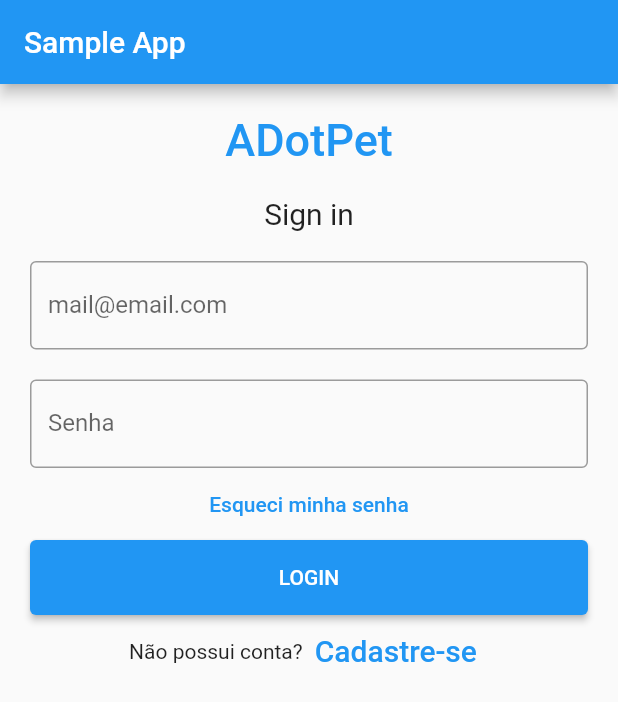
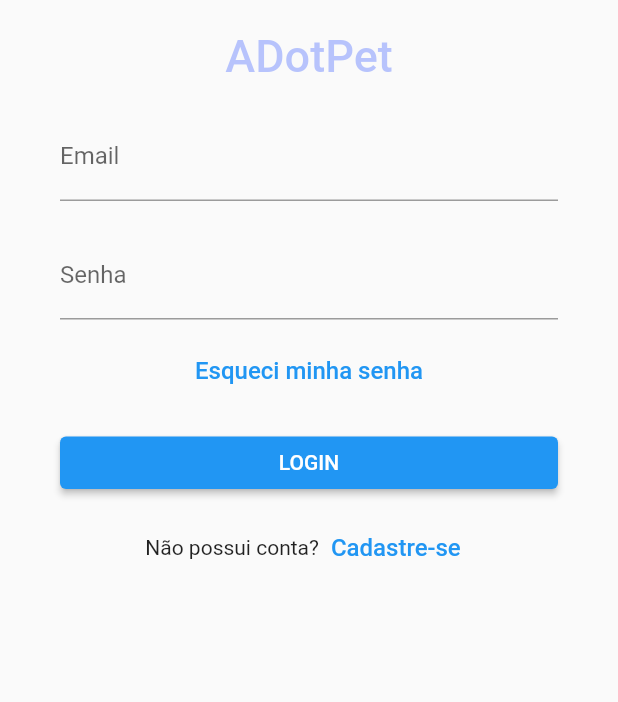
Before and after one commit to isabelpmatos/A.Pet, a Flutter app: the screen it shows after launch, on a phone screen of 412 x 824 dp. Shown: the top 702 px of the screen. Run offline on Flutter 3.47's test engine with Material 2 defaults, Android fonts, the phone set to English and light mode, and no system bars.

Commit message:
Login and sign up - first version

```diff
--- a/code/lib/login.dart
+++ b/code/lib/login.dart
@@ -5,28 +5,28 @@ void main() => runApp(const MyApp());
 class MyApp extends StatelessWidget {
   const MyApp({Key? key}) : super(key: key);
 
-  static const String _title = 'Sample App';
+  // static const String _title = 'App';
 
   @override
   Widget build(BuildContext context) {
-    return MaterialApp(
-      title: _title,
+    return const MaterialApp(
+      // title: _title,
       home: Scaffold(
-        appBar: AppBar(title: const Text(_title)),
-        body: const MyStatefulWidget(),
+        // appBar: AppBar(title: const Text(_title)),
+        body: Login(),
       ),
     );
   }
 }
 
-class MyStatefulWidget extends StatefulWidget {
-  const MyStatefulWidget({Key? key}) : super(key: key);
+class Login extends StatefulWidget {
+  const Login({Key? key}) : super(key: key);
 
   @override
-  State<MyStatefulWidget> createState() => _MyStatefulWidgetState();
+  State<Login> createState() => _LoginState();
 }
 
-class _MyStatefulWidgetState extends State<MyStatefulWidget> {
+class _LoginState extends State<Login> {
   TextEditingController nameController = TextEditingController();
   TextEditingController passwordController = TextEditingController();
 
@@ -42,47 +42,45 @@ class _MyStatefulWidgetState extends State<MyStatefulWidget> {
                 child: const Text(
                   'ADotPet',
                   style: TextStyle(
-                      color: Colors.blue,
+                      color: Color.fromRGBO(82, 113, 255, 0.4),
                       fontWeight: FontWeight.w500,
                       fontSize: 30),
                 )),
+
             Container(
-                alignment: Alignment.center,
-                padding: const EdgeInsets.all(10),
-                child: const Text(
-                  'Sign in',
-                  style: TextStyle(fontSize: 20),
-                )),
-            Container(
-              padding: const EdgeInsets.all(10),
-              child: TextField(
-                controller: nameController,
+              padding: const EdgeInsets.fromLTRB(30,10,30,10),
+              child: TextFormField(
                 decoration: const InputDecoration(
-                  border: OutlineInputBorder(),
-                  labelText: 'mail@email.com',
-                ),
+                    label: Text('Email'), hintText: 'email@email.com'),
               ),
             ),
             Container(
-              padding: const EdgeInsets.fromLTRB(10, 10, 10, 0),
-              child: TextField(
+              padding: const EdgeInsets.fromLTRB(30,10,30,10),
+              child: TextFormField(
                 obscureText: true,
                 controller: passwordController,
                 decoration: const InputDecoration(
-                  border: OutlineInputBorder(),
                   labelText: 'Senha',
                 ),
               ),
             ),
+            Row(
+              mainAxisAlignment: MainAxisAlignment.spaceAround,
+              children: <Widget>[
                 TextButton(
+                  child: const Text(
+                    'Esqueci minha senha',
+                    style: TextStyle(fontSize: 16),
+                  ),
                   onPressed: () {
-                //forgot password screen
+                    //signup screen
                   },
-              child: const Text('Esqueci minha senha',),
+                )
+              ],
             ),
             Container(
-                height: 50,
-                padding: const EdgeInsets.fromLTRB(10, 0, 10, 0),
+                height: 70,
+                padding: const EdgeInsets.fromLTRB(30, 20, 30, 15),
                 child: ElevatedButton(
                   child: const Text('LOGIN'),
                   onPressed: () {
@@ -98,7 +96,7 @@ class _MyStatefulWidgetState extends State<MyStatefulWidget> {
                 TextButton(
                   child: const Text(
                     'Cadastre-se',
-                    style: TextStyle(fontSize: 20),
+                    style: TextStyle(fontSize: 16),
                   ),
                   onPressed: () {
                     //signup screen
```
Also changed, not shown: code/lib/cadastro.dart (+38 -59 lines). Lines whose indentation alone changed are shown as unchanged.
